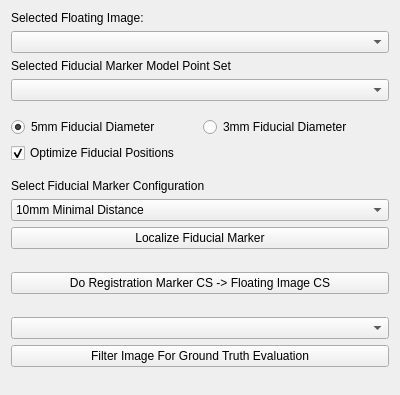
The window that Plugins/org.mitk.gui.qt.igt.app.echotrack/src/internal/NavigationStepWidgets/QmitkUSNavigationStepCtUsRegistration.ui (alaansheikhani/MITK) describes before a commit, drawn with Qt 5.
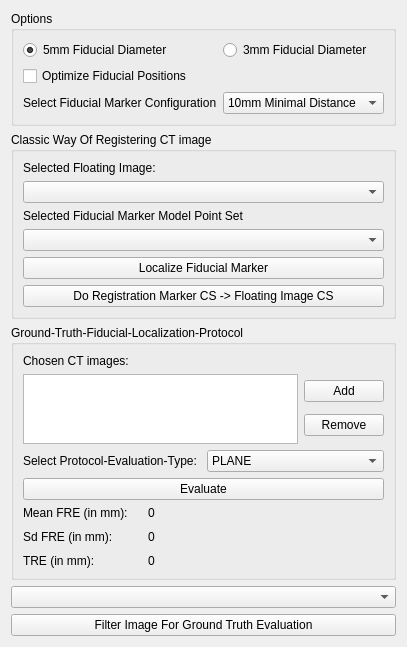
The same window after the commit. Custom widgets are drawn as their Qt base class.

Commit message: Added GUI elements for Ground-Truth-Fiducial-Localization-Protocol-Evaluation (still without function)

```diff
--- a/Plugins/org.mitk.gui.qt.igt.app.echotrack/src/internal/NavigationStepWidgets/QmitkUSNavigationStepCtUsRegistration.ui
+++ b/Plugins/org.mitk.gui.qt.igt.app.echotrack/src/internal/NavigationStepWidgets/QmitkUSNavigationStepCtUsRegistration.ui
@@ -7,7 +7,7 @@
     <x>0</x>
     <y>0</y>
     <width>400</width>
-    <height>395</height>
+    <height>625</height>
    </rect>
   </property>
   <property name="windowTitle">
@@ -15,43 +15,11 @@
   </property>
   <layout class="QVBoxLayout" name="verticalLayout">
    <item>
-    <widget class="QLabel" name="selectedFloatingImageLabel">
-     <property name="text">
-      <string>Selected Floating Image:</string>
+    <widget class="QGroupBox" name="optionsGroupBox">
+     <property name="title">
+      <string>Options</string>
      </property>
-    </widget>
-   </item>
-   <item>
-    <widget class="QmitkDataStorageComboBox" name="floatingImageComboBox"/>
-   </item>
-   <item>
-    <widget class="QLabel" name="selectedFiducialMarkerModelPointSetLabel">
-     <property name="text">
-      <string>Selected Fiducial Marker Model Point Set</string>
-     </property>
-    </widget>
-   </item>
-   <item>
-    <widget class="QmitkDataStorageComboBox" name="fiducialMarkerModelPointSetComboBox"/>
-   </item>
-   <item>
-    <layout class="QGridLayout" name="gridLayout">
-     <property name="topMargin">
-      <number>10</number>
-     </property>
-     <property name="bottomMargin">
-      <number>10</number>
-     </property>
-     <item row="0" column="1">
-      <widget class="QRadioButton" name="fiducialDiameter3mmRadioButton">
-       <property name="text">
-        <string>3mm Fiducial Diameter</string>
-       </property>
-       <property name="checked">
-        <bool>false</bool>
-       </property>
-      </widget>
-     </item>
+     <layout class="QFormLayout" name="formLayout">
      <item row="0" column="0">
       <widget class="QRadioButton" name="fiducialDiameter5mmRadioButton">
        <property name="text">
@@ -62,31 +30,34 @@
        </property>
       </widget>
      </item>
+      <item row="0" column="1">
+       <widget class="QRadioButton" name="fiducialDiameter3mmRadioButton">
+        <property name="text">
+         <string>3mm Fiducial Diameter</string>
+        </property>
+        <property name="checked">
+         <bool>false</bool>
+        </property>
+       </widget>
+      </item>
      <item row="1" column="0">
       <widget class="QCheckBox" name="optimizeFiducialPositionsCheckBox">
        <property name="text">
         <string>Optimize Fiducial Positions</string>
        </property>
        <property name="checked">
-        <bool>true</bool>
+         <bool>false</bool>
        </property>
       </widget>
      </item>
-    </layout>
-   </item>
-   <item>
-    <layout class="QVBoxLayout" name="verticalLayout_2">
-     <property name="topMargin">
-      <number>0</number>
-     </property>
-     <item>
+      <item row="2" column="0">
       <widget class="QLabel" name="selectFiducialMarkerConfigurationLabel">
        <property name="text">
         <string>Select Fiducial Marker Configuration</string>
        </property>
       </widget>
      </item>
-     <item>
+      <item row="2" column="1">
       <widget class="QComboBox" name="fiducialMarkerConfigurationComboBox">
        <item>
         <property name="text">
@@ -106,6 +77,46 @@
       </widget>
      </item>
     </layout>
+    </widget>
+   </item>
+   <item>
+    <widget class="QGroupBox" name="classicWayRegisteringCtImageGroupBox">
+     <property name="title">
+      <string>Classic Way Of Registering CT image</string>
+     </property>
+     <layout class="QVBoxLayout" name="verticalLayout_4">
+      <item>
+       <widget class="QLabel" name="selectedFloatingImageLabel">
+        <property name="text">
+         <string>Selected Floating Image:</string>
+        </property>
+       </widget>
+      </item>
+      <item>
+       <widget class="QmitkDataStorageComboBox" name="floatingImageComboBox"/>
+      </item>
+      <item>
+       <widget class="QLabel" name="selectedFiducialMarkerModelPointSetLabel">
+        <property name="text">
+         <string>Selected Fiducial Marker Model Point Set</string>
+        </property>
+       </widget>
+      </item>
+      <item>
+       <widget class="QmitkDataStorageComboBox" name="fiducialMarkerModelPointSetComboBox"/>
+      </item>
+      <item>
+       <spacer name="verticalSpacer_2">
+        <property name="orientation">
+         <enum>Qt::Vertical</enum>
+        </property>
+        <property name="sizeHint" stdset="0">
+         <size>
+          <width>20</width>
+          <height>40</height>
+         </size>
+        </property>
+       </spacer>
    </item>
    <item>
     <widget class="QPushButton" name="localizeFiducialMarkerPushButton">
@@ -114,19 +125,6 @@
      </property>
     </widget>
    </item>
-   <item>
-    <spacer name="verticalSpacer_2">
-     <property name="orientation">
-      <enum>Qt::Vertical</enum>
-     </property>
-     <property name="sizeHint" stdset="0">
-      <size>
-       <width>20</width>
-       <height>40</height>
-      </size>
-     </property>
-    </spacer>
-   </item>
    <item>
     <widget class="QPushButton" name="doRegistrationMarkerToImagePushButton">
      <property name="text">
@@ -134,18 +132,148 @@
      </property>
     </widget>
    </item>
+     </layout>
+    </widget>
+   </item>
    <item>
-    <spacer name="verticalSpacer_3">
-     <property name="orientation">
-      <enum>Qt::Vertical</enum>
+    <widget class="QGroupBox" name="groundTruthFiducialLocalizationProtocolGroupBox">
+     <property name="title">
+      <string>Ground-Truth-Fiducial-Localization-Protocol</string>
      </property>
-     <property name="sizeHint" stdset="0">
-      <size>
-       <width>20</width>
-       <height>40</height>
-      </size>
-     </property>
-    </spacer>
+     <layout class="QVBoxLayout" name="verticalLayout_2">
+      <item>
+       <widget class="QLabel" name="chosenCtImagesLabel">
+        <property name="text">
+         <string>Chosen CT images:</string>
+        </property>
+       </widget>
+      </item>
+      <item>
+       <layout class="QHBoxLayout" name="horizontalLayout">
+        <property name="topMargin">
+         <number>0</number>
+        </property>
+        <item>
+         <widget class="QListWidget" name="chosenCtImagesListWidget"/>
+        </item>
+        <item>
+         <layout class="QVBoxLayout" name="verticalLayout_5">
+          <property name="rightMargin">
+           <number>0</number>
+          </property>
+          <item>
+           <widget class="QPushButton" name="addCtImagePushButton">
+            <property name="text">
+             <string>Add</string>
+            </property>
+           </widget>
+          </item>
+          <item>
+           <widget class="QPushButton" name="removeCtImagePushButton">
+            <property name="text">
+             <string>Remove</string>
+            </property>
+           </widget>
+          </item>
+         </layout>
+        </item>
+       </layout>
+      </item>
+      <item>
+       <layout class="QHBoxLayout" name="horizontalLayout_2">
+        <property name="topMargin">
+         <number>0</number>
+        </property>
+        <item>
+         <widget class="QLabel" name="label">
+          <property name="text">
+           <string>Select Protocol-Evaluation-Type:</string>
+          </property>
+         </widget>
+        </item>
+        <item>
+         <widget class="QComboBox" name="comboBox">
+          <item>
+           <property name="text">
+            <string>PLANE</string>
+           </property>
+          </item>
+          <item>
+           <property name="text">
+            <string>ANGLE</string>
+           </property>
+          </item>
+         </widget>
+        </item>
+       </layout>
+      </item>
+      <item>
+       <widget class="QPushButton" name="evaluateProtocolPushButton">
+        <property name="text">
+         <string>Evaluate</string>
+        </property>
+       </widget>
+      </item>
+      <item>
+       <layout class="QFormLayout" name="formLayout_2">
+        <property name="fieldGrowthPolicy">
+         <enum>QFormLayout::ExpandingFieldsGrow</enum>
+        </property>
+        <property name="horizontalSpacing">
+         <number>20</number>
+        </property>
+        <property name="verticalSpacing">
+         <number>10</number>
+        </property>
+        <property name="topMargin">
+         <number>0</number>
+        </property>
+        <item row="0" column="0">
+         <widget class="QLabel" name="meanFRELabel">
+          <property name="text">
+           <string>Mean FRE (in mm):</string>
+          </property>
+         </widget>
+        </item>
+        <item row="0" column="1">
+         <widget class="QLabel" name="meanFREValue">
+          <property name="text">
+           <string>0</string>
+          </property>
+         </widget>
+        </item>
+        <item row="1" column="0">
+         <widget class="QLabel" name="sdFRELabel">
+          <property name="text">
+           <string>Sd FRE (in mm):</string>
+          </property>
+         </widget>
+        </item>
+        <item row="1" column="1">
+         <widget class="QLabel" name="sdFREValua">
+          <property name="text">
+           <string>0</string>
+          </property>
+         </widget>
+        </item>
+        <item row="2" column="0">
+         <widget class="QLabel" name="TRELabel">
+          <property name="text">
+           <string>TRE (in mm):</string>
+          </property>
+         </widget>
+        </item>
+        <item row="2" column="1">
+         <widget class="QLabel" name="TREValue">
+          <property name="text">
+           <string>0</string>
+          </property>
+         </widget>
+        </item>
+       </layout>
+      </item>
+     </layout>
+    </widget>
    </item>
    <item>
     <widget class="QmitkDataStorageComboBox" name="groundTruthImageComboBox"/>
```
Lines whose indentation alone changed are shown as unchanged.
